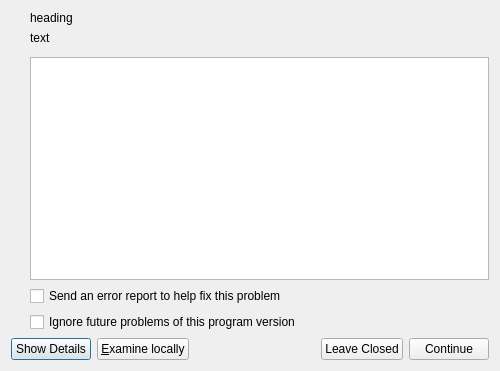
Qt form kde/bugreport.ui (Hyask/apport) before a commit.
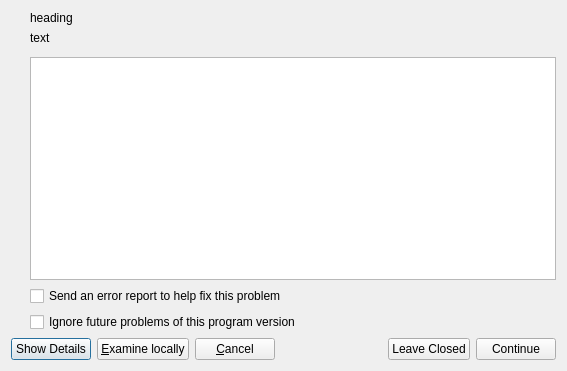
The same form after that commit.

Commit message: Present bug reports slightly differently in the KDE UI. Show a cancel and send button, and always display the details of the report.

What changed in the file:
```diff
--- a/kde/bugreport.ui
+++ b/kde/bugreport.ui
@@ -6,7 +6,7 @@
    <rect>
     <x>0</x>
     <y>0</y>
-    <width>500</width>
+    <width>567</width>
     <height>371</height>
    </rect>
   </property>
@@ -52,6 +52,16 @@
        </property>
       </widget>
      </item>
+     <item>
+      <widget class="QPushButton" name="cancel_button">
+       <property name="enabled">
+        <bool>true</bool>
+       </property>
+       <property name="text">
+        <string>&amp;Cancel</string>
+       </property>
+      </widget>
+     </item>
      <item>
       <spacer name="horizontalSpacer">
        <property name="orientation">
```
The commit also changes 2 other files.
